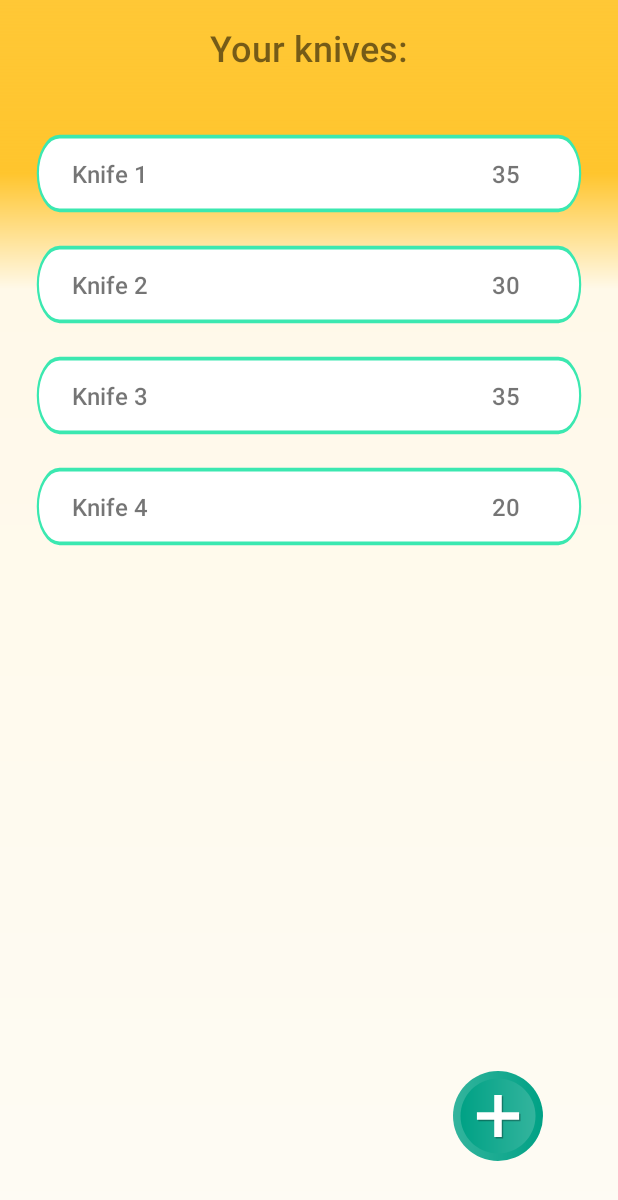
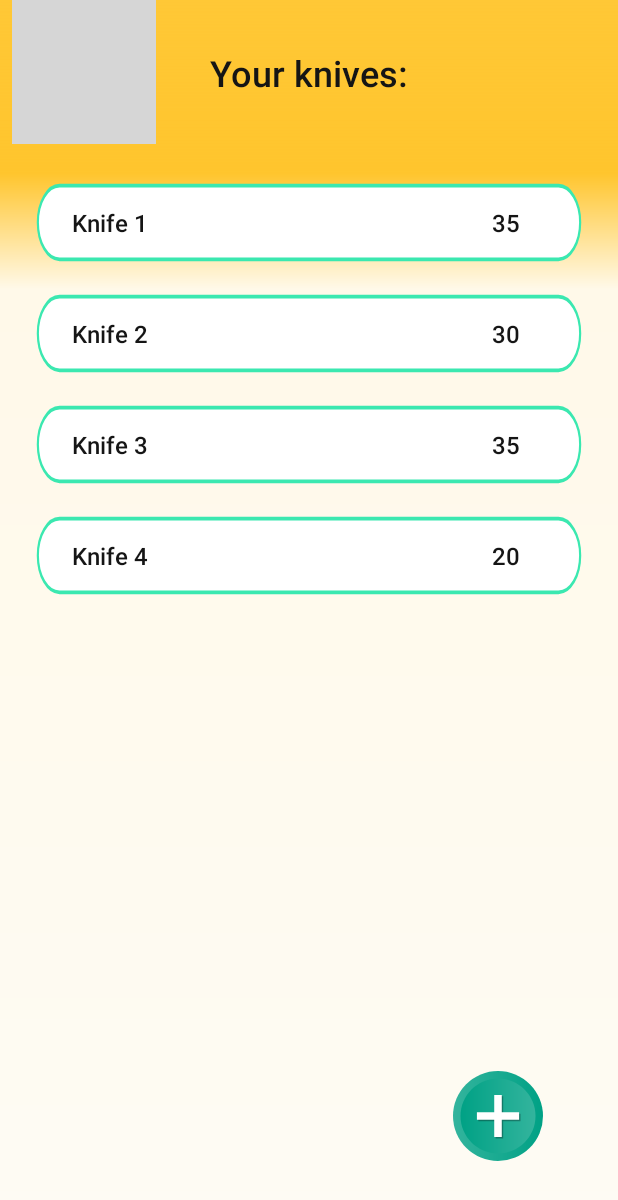
Before and after one commit to ArtyseevWork/KniveSharpening, an Android app: the screen it shows after launch (MainActivity), on a phone screen of 412 x 824 dp. Shown: the top 1200 px of the screen. Run offline under Robolectric (Android 15) with nearby library versions, the phone set to English and light mode, and no system bars; grey boxes are pictures that could not be loaded.

Commit message:
feat add feedback activity Was added feedback activity, button in mainActivity for this. Also was added buttons for share and feedback in this activity/

```diff
--- a/app/build.gradle
+++ b/app/build.gradle
@@ -25,6 +25,11 @@ android {
         sourceCompatibility JavaVersion.VERSION_1_8
         targetCompatibility JavaVersion.VERSION_1_8
     }
+
+    buildFeatures {
+        viewBinding true
+    }
+
     namespace 'com.mordansoft.angleofknife'
 
 }
--- a/app/src/main/java/com/mordansoft/angleofknife/activities/MainActivity.java
+++ b/app/src/main/java/com/mordansoft/angleofknife/activities/MainActivity.java
@@ -3,6 +3,7 @@ package com.mordansoft.angleofknife.activities;
 import android.content.Intent;
 import android.os.Bundle;
 import android.view.View;
+import android.widget.ImageView;
 import android.widget.Toast;
 import androidx.appcompat.app.AppCompatActivity;
 import androidx.recyclerview.widget.LinearLayoutManager;
@@ -20,6 +21,11 @@ public class MainActivity extends AppCompatActivity {
         super.onCreate(savedInstanceState);
         setContentView(R.layout.activity_main);
         createRecyclerView(R.id.rv_main);
+        ImageView menuButton = (ImageView) findViewById(R.id.iv_main_btn_menu);
+        ImageView addKnifeButton = (ImageView) findViewById(R.id.iv_main_btn_add);
+        menuButton.setOnClickListener(openMenu);
+        addKnifeButton.setOnClickListener(addKnife);
+
     }
 
     public void createRecyclerView(int view){
@@ -37,11 +43,27 @@ public class MainActivity extends AppCompatActivity {
         });
     }
 
-    public void addKnife(View view) {
-        Intent intent = new Intent(MainActivity.this, KnifeActivity.class);
-        intent.putExtra(Knife.EXTRA_ID, 0);
-        startActivity(intent);
-    }
+
+    /******* listeners *********/
+
+    View.OnClickListener addKnife = new View.OnClickListener() {
+        @Override
+        public void onClick(View v) {
+            Intent intent = new Intent(MainActivity.this, KnifeActivity.class);
+            intent.putExtra(Knife.EXTRA_ID, 0);
+            startActivity(intent);
+        }
+    };
+
+    View.OnClickListener openMenu = new View.OnClickListener() {
+        @Override
+        public void onClick(View v) {
+            Intent intent = new Intent(MainActivity.this, FeedbackActivity.class);
+            startActivity(intent);
+        }
+    };
+
+    /***** ! listeners *********/
 
     @Override
     public void onBackPressed() {   //exit from app
--- a/app/src/main/res/layout/activity_main.xml
+++ b/app/src/main/res/layout/activity_main.xml
@@ -30,6 +30,16 @@
             app:layout_constraintEnd_toEndOf="parent"
             app:layout_constraintStart_toStartOf="parent"
             app:layout_constraintTop_toTopOf="parent" />
+
+        <ImageView
+            android:id="@+id/iv_main_btn_menu"
+            android:layout_width="wrap_content"
+            android:layout_height="wrap_content"
+            android:layout_marginStart="8dp"
+            app:layout_constraintBottom_toBottomOf="parent"
+            app:layout_constraintStart_toStartOf="parent"
+            app:layout_constraintTop_toTopOf="parent"
+            app:srcCompat="@drawable/ic_menu_btn" />
     </androidx.constraintlayout.widget.ConstraintLayout>
 
     <androidx.constraintlayout.widget.ConstraintLayout
@@ -72,7 +82,6 @@
             android:layout_marginEnd="50dp"
             android:layout_marginBottom="50dp"
             android:contentDescription="@string/activity_knife_add"
-            android:onClick="addKnife"
             app:layout_constraintBottom_toBottomOf="parent"
             app:layout_constraintEnd_toEndOf="parent"
             app:srcCompat="@drawable/ic_add_btn" />
--- a/app/src/main/res/values/colors.xml
+++ b/app/src/main/res/values/colors.xml
@@ -9,6 +9,8 @@
     <color name="white">#FFFFFFFF</color>
 
 
+
+    <color name="text_color">#151515</color>
     <color name="blue">#1aafd0</color>
     <color name="purple">#6a67ce</color>
     <color name="yellow">#ffb900</color>
--- a/app/src/main/res/values/styles.xml
+++ b/app/src/main/res/values/styles.xml
@@ -4,6 +4,7 @@
     <style name="general_text_style">
         <item name="android:fontFamily">sans-serif-medium</item>
         <item name="android:textSize">16sp</item>
+        <item name="android:textColor">@color/text_color</item>
     </style>
 
     <style name="general_title_text_style" parent="general_text_style">
```
Also changed, not shown: app/src/main/AndroidManifest.xml (+14 -11 lines), app/src/main/res/values/strings.xml (+22 -4 lines), 2 other files.
